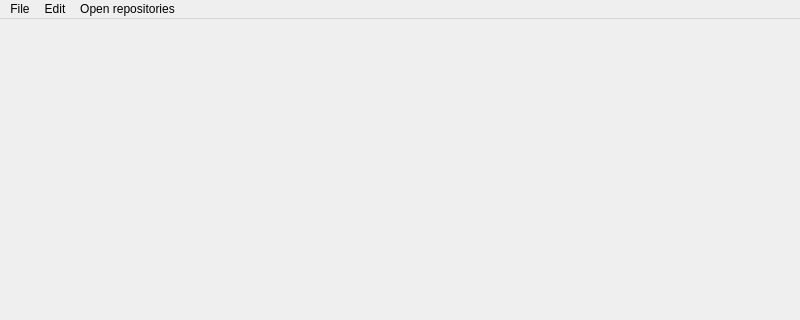
Before: the Qt Designer form src/mainwindow.ui in feelx88/git-qui, drawn with Qt 5; both pictures show x 0 to 800 and y 0 to 320 of the 800 by 600 pixel window.
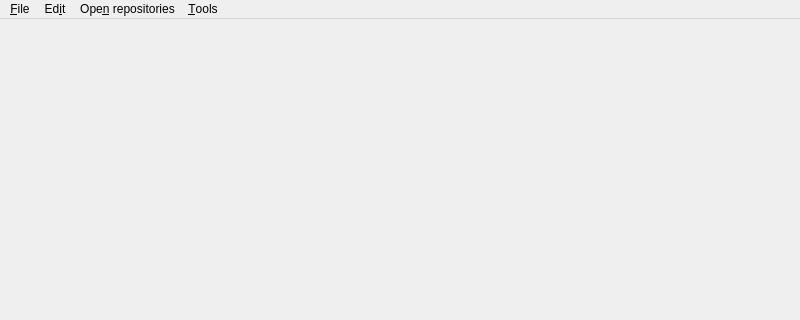
After: the same form once the commit is applied.

Commit message: Added actions for starting git gui and gitk for current repo.

```diff
--- a/src/mainwindow.ui
+++ b/src/mainwindow.ui
@@ -31,12 +31,12 @@
      <x>0</x>
      <y>0</y>
      <width>800</width>
-     <height>22</height>
+     <height>23</height>
     </rect>
    </property>
    <widget class="QMenu" name="menuFile">
     <property name="title">
-     <string>File</string>
+     <string>&amp;File</string>
     </property>
     <addaction name="actionOpen_Repository"/>
     <addaction name="actionClose_current_repository"/>
@@ -46,7 +46,7 @@
    </widget>
    <widget class="QMenu" name="menuEdit">
     <property name="title">
-     <string>Edit</string>
+     <string>Ed&amp;it</string>
     </property>
     <widget class="QMenu" name="menuAdd_view">
      <property name="title">
@@ -67,12 +67,20 @@
    </widget>
    <widget class="QMenu" name="menuRepositories">
     <property name="title">
-     <string>Open repositories</string>
+     <string>Ope&amp;n repositories</string>
     </property>
    </widget>
+   <widget class="QMenu" name="menuTool">
+    <property name="title">
+     <string>&amp;Tools</string>
+    </property>
+    <addaction name="actionStart_git_gui_for_current_repository_2"/>
+    <addaction name="actionStart_gitk_for_current_repository"/>
+   </widget>
    <addaction name="menuFile"/>
    <addaction name="menuEdit"/>
    <addaction name="menuRepositories"/>
+   <addaction name="menuTool"/>
   </widget>
   <action name="actionOpen_Repository">
    <property name="text">
```
Left out of the diff: 38 changed lines with no effect on the pictures. The commit also changes 1 other file.
